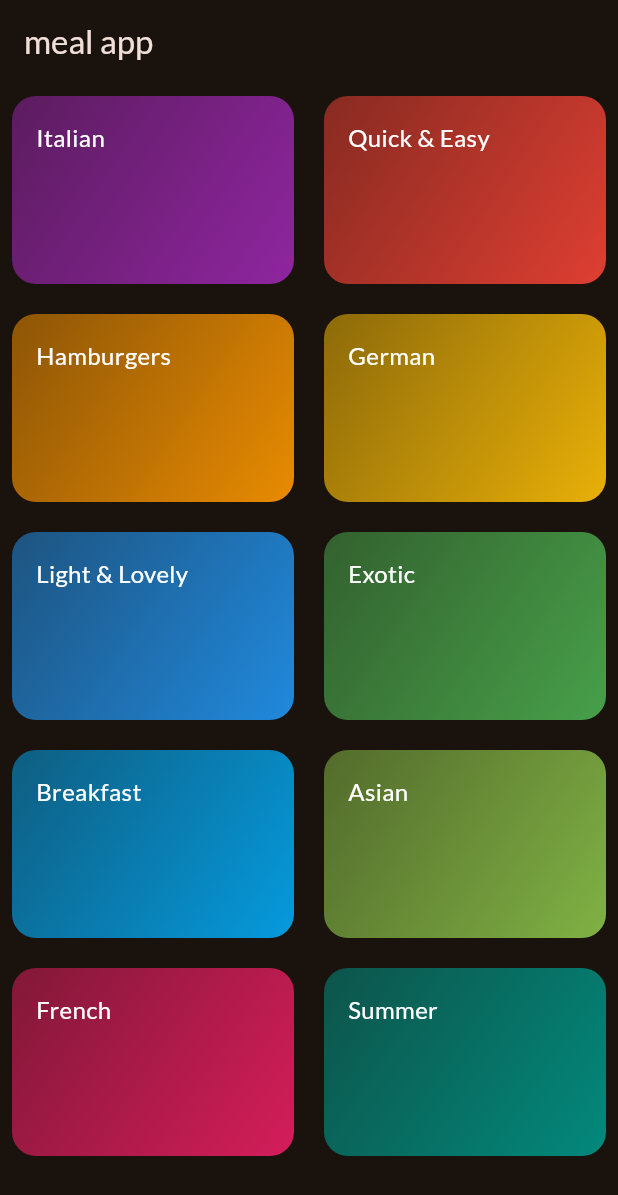
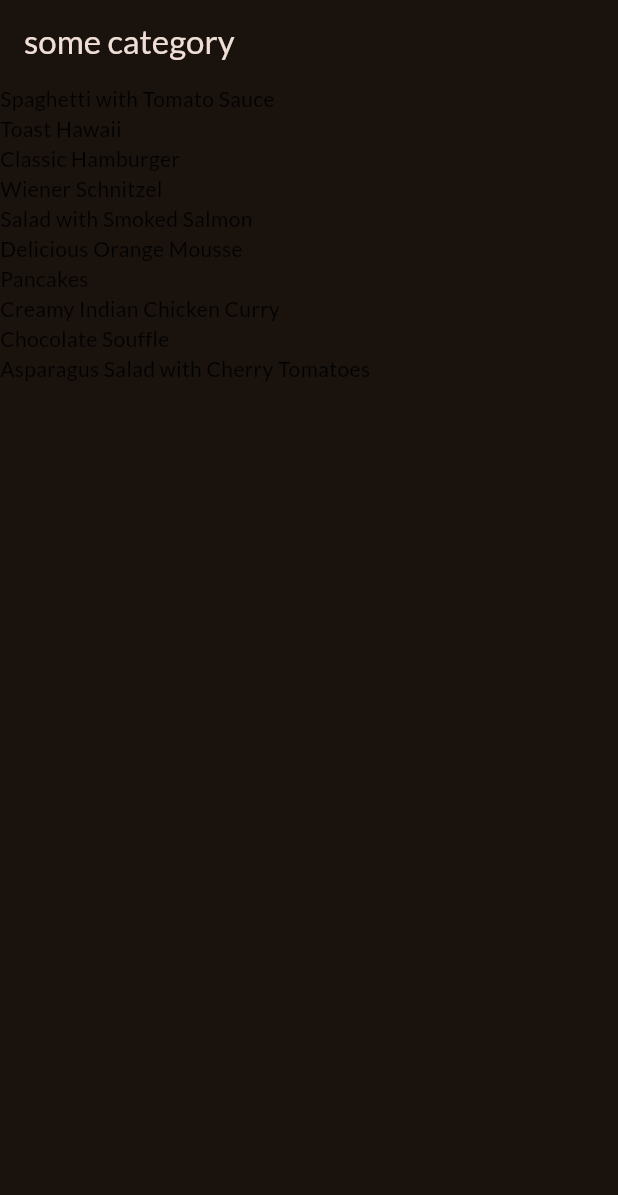
Before and after one commit to azutsavv/meal_app_new, a Flutter app: the screen it shows after launch, on a phone screen of 412 x 824 dp. Shown: the top 1195 px of the screen. Run offline on Flutter 3.47's test engine with Material 2 defaults, Android fonts, the light colour scheme and no system bars; our stand-ins replace google_fonts.

Commit message:
meal screen added and working fine

```diff
--- a/lib/Screenn/meals.dart
+++ b/lib/Screenn/meals.dart
@@ -1,21 +1,55 @@
 import 'package:flutter/material.dart';
 import 'package:new_meal_app/models/meal.dart';
 
-class meals extends StatelessWidget {
-  const meals({super.key, required this.title, required this.meal});
+class Meals extends StatelessWidget {
+  const Meals({super.key, required this.title, required this.meal});
 
   final String title;
   final List<Meal> meal;
 
   @override
   Widget build(BuildContext context) {
+    Widget content = Center(
+      child: Column(
+        mainAxisSize: MainAxisSize.min,
+        children: [
+          Text(
+            "Nothing Selected Till Now",
+            style: Theme.of(context).textTheme.bodyLarge!.copyWith(
+                  color: Theme.of(context).colorScheme.onBackground,
+                ),
+          ),
+          const SizedBox(
+            height: 16,
+          ),
+          Text(
+            "try selecting a different category",
+            style: Theme.of(context).textTheme.bodyLarge!.copyWith(
+                  color: Theme.of(context).colorScheme.onBackground,
+                ),
+          ),
+        ],
+      ),
+    );
+
+    if (meal.isNotEmpty) {
+      content = Container(
+        alignment: Alignment.center,
+        child: ListView.builder(
+            itemCount: meal.length,
+            itemBuilder: (ctx, index) {
+              return Text(meal[index].title,);
+            }),
+      );
+    }
+
     return Scaffold(
-      appBar: AppBar(
-        title: Text(title),
-      ),
-      body: ListView.builder(itemBuilder: (ctx, index) {
-        Text(meal[index].title);
-      }),
-    );
+        appBar: AppBar(
+          title: Text(title),
+        ),
+        body: Container(
+          alignment: Alignment.center,
+          child: content,
+        ));
   }
 }
--- a/lib/data/dummy_data.dart
+++ b/lib/data/dummy_data.dart
@@ -56,8 +56,8 @@ final availableCategories = [
   ),
 ];
 
-const dummyMeals = [
-  Meal(
+final dummyMeals = [
+  const Meal(
     id: 'm1',
     categories: [
       'c1',
@@ -91,7 +91,7 @@ const dummyMeals = [
     isVegetarian: true,
     isLactoseFree: true,
   ),
-  Meal(
+  const Meal(
     id: 'm2',
     categories: [
       'c2',
@@ -119,7 +119,7 @@ const dummyMeals = [
     isVegetarian: false,
     isLactoseFree: false,
   ),
-  Meal(
+  const Meal(
     id: 'm3',
     categories: [
       'c2',
@@ -151,7 +151,7 @@ const dummyMeals = [
     isVegetarian: false,
     isLactoseFree: true,
   ),
-  Meal(
+  const Meal(
     id: 'm4',
     categories: [
       'c4',
@@ -186,7 +186,7 @@ const dummyMeals = [
     isVegetarian: false,
     isLactoseFree: false,
   ),
-  Meal(
+  const Meal(
     id: 'm5',
     categories: [
       'c2'
@@ -222,7 +222,7 @@ const dummyMeals = [
     isVegetarian: true,
     isLactoseFree: true,
   ),
-  Meal(
+  const Meal(
     id: 'm6',
     categories: [
       'c6',
@@ -258,7 +258,7 @@ const dummyMeals = [
     isVegetarian: true,
     isLactoseFree: false,
   ),
-  Meal(
+  const Meal(
     id: 'm7',
     categories: [
       'c7',
@@ -289,7 +289,7 @@ const dummyMeals = [
     isVegetarian: true,
     isLactoseFree: false,
   ),
-  Meal(
+  const Meal(
     id: 'm8',
     categories: [
       'c8',
@@ -322,7 +322,7 @@ const dummyMeals = [
     isVegetarian: false,
     isLactoseFree: true,
   ),
-  Meal(
+  const Meal(
     id: 'm9',
     categories: [
       'c9',
@@ -371,7 +371,7 @@ const dummyMeals = [
     isVegetarian: true,
     isLactoseFree: false,
   ),
-  Meal(
+  const Meal(
     id: 'm10',
     categories: [
       'c2',
--- a/lib/main.dart
+++ b/lib/main.dart
@@ -2,6 +2,8 @@ import 'package:flutter/material.dart';
 
 import 'package:google_fonts/google_fonts.dart';
 import 'package:new_meal_app/Screenn/categories.dart';
+import 'package:new_meal_app/Screenn/meals.dart';
+import 'package:new_meal_app/data/dummy_data.dart';
 
 final theme = ThemeData(
   useMaterial3: true,
@@ -23,7 +25,7 @@ class App extends StatelessWidget {
   Widget build(BuildContext context) {
     return MaterialApp(
       theme: theme,
-      home: const CategoryScreen(),
+      home:  Meals(title: 'some category', meal:dummyMeals ),
     );
   }
 }
```
